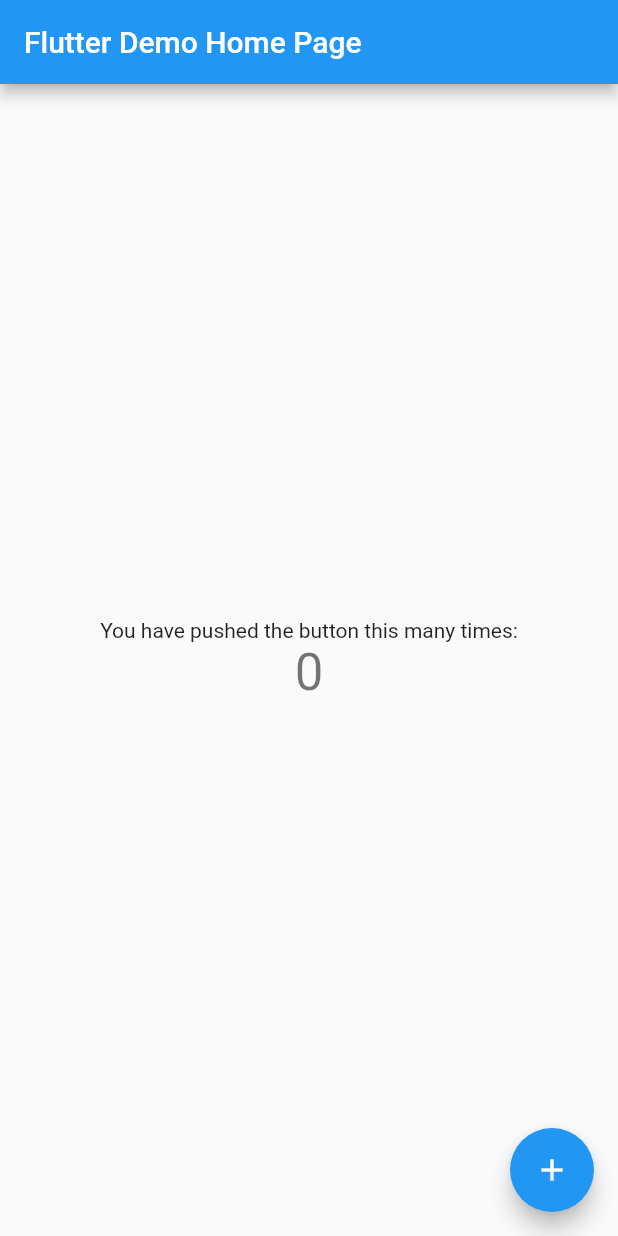
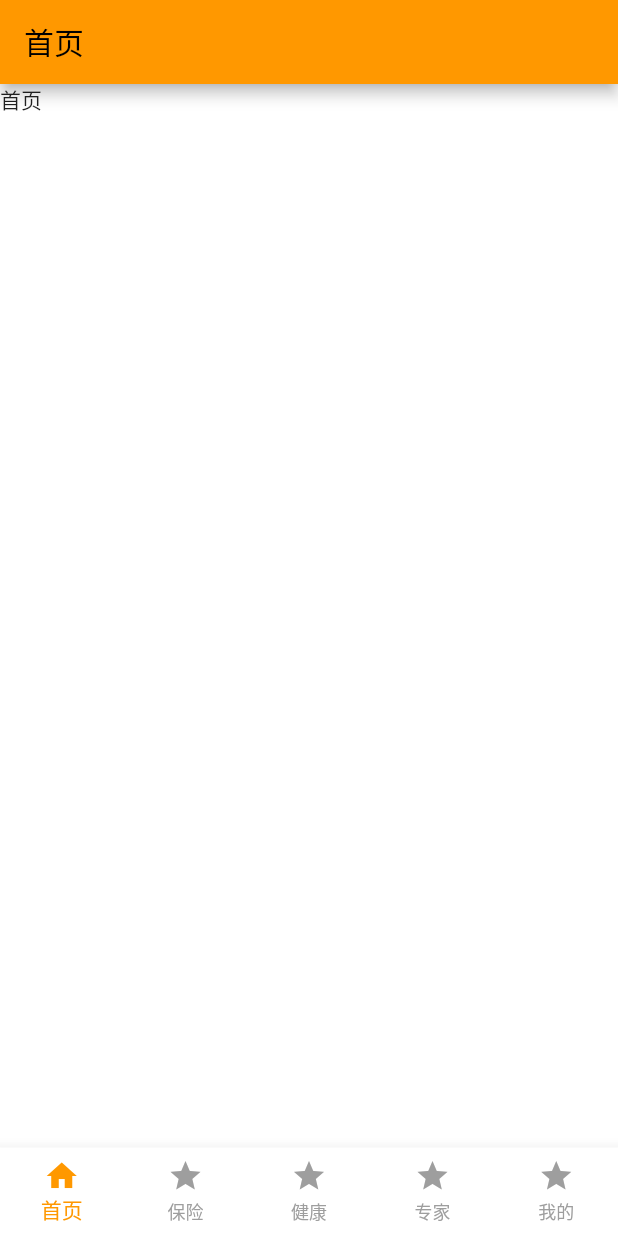
Before and after one commit to jiangyuClub/flutter_pajkb, a Flutter app: the screen it shows after launch, on a phone screen of 412 x 824 dp. Run offline on Flutter 3.47's test engine with Material 2 defaults, Android fonts, the phone set to English and light mode, and no system bars.

Commit message:
姜宇 创建tab

```diff
--- /dev/null
+++ b/lib/core/route/route.dart
@@ -0,0 +1,33 @@
+
+import 'package:flutter/material.dart';
+import 'package:flutter_pajkb/ui/page/expert/expert.dart';
+import 'package:flutter_pajkb/ui/page/health/health.dart';
+import 'package:flutter_pajkb/ui/page/home/home.dart';
+import 'package:flutter_pajkb/ui/page/mine/mine.dart';
+import 'package:flutter_pajkb/ui/page/product/product.dart';
+import 'package:flutter_pajkb/ui/page/root/root.dart';
+
+class JKBRoute {
+  //默认app显示的页面route
+  static final String initialRoute = JKBRootPage.routeName;
+
+  //所有支持路由页面
+  static final Map<String, WidgetBuilder> routes = {
+    JKBRootPage.routeName: (ctx) => JKBRootPage(),
+    JKBHomePage.routeName: (ctx) => JKBHomePage(),
+    JKBProductPage.routeName: (ctx) => JKBProductPage(),
+    JKBHealthPage.routeName: (ctx) => JKBHealthPage(),
+    JKBExpertPage.routeName: (ctx) => JKBExpertPage(),
+    JKBMinePage.routeName: (ctx) => JKBMinePage(),
+  };
+
+  // 自己扩展
+  static final RouteFactory generateRoute = (settings) {
+    return null;
+  };
+
+  //未匹配路由处理
+  static final RouteFactory unknownRoute = (settings) {
+    return null;
+  };
+}
--- a/lib/main.dart
+++ b/lib/main.dart
@@ -1,4 +1,7 @@
 import 'package:flutter/material.dart';
+import 'package:flutter_pajkb/core/route/route.dart';
+import 'package:flutter_pajkb/ui/shared/size_fit/size_fit.dart';
+import 'package:flutter_pajkb/ui/shared/theme/app_theme.dart';
 
 void main() {
   runApp(const MyApp());
@@ -7,109 +10,18 @@
 class MyApp extends StatelessWidget {
   const MyApp({Key? key}) : super(key: key);
 
-  // This widget is the root of your application.
   @override
   Widget build(BuildContext context) {
+    //适配器初始化
+    JKBSizeFit.initialize();
+
     return MaterialApp(
-      title: 'Flutter Demo',
-      theme: ThemeData(
-        // This is the theme of your application.
-        //
-        // Try running your application with "flutter run". You'll see the
-        // application has a blue toolbar. Then, without quitting the app, try
-        // changing the primarySwatch below to Colors.green and then invoke
-        // "hot reload" (press "r" in the console where you ran "flutter run",
-        // or simply save your changes to "hot reload" in a Flutter IDE).
-        // Notice that the counter didn't reset back to zero; the application
-        // is not restarted.
-        primarySwatch: Colors.blue,
-      ),
-      home: const MyHomePage(title: 'Flutter Demo Home Page'),
+      title: '平安健康保flutter',
+      theme: JKBAppTheme.norTheme,
+      initialRoute: JKBRoute.initialRoute,
+      routes: JKBRoute.routes,
+      onGenerateRoute: JKBRoute.generateRoute,
+      onUnknownRoute: JKBRoute.unknownRoute,
     );
   }
 }
-
-class MyHomePage extends StatefulWidget {
-  const MyHomePage({Key? key, required this.title}) : super(key: key);
-
-  // This widget is the home page of your application. It is stateful, meaning
-  // that it has a State object (defined below) that contains fields that affect
-  // how it looks.
-
-  // This class is the configuration for the state. It holds the values (in this
-  // case the title) provided by the parent (in this case the App widget) and
-  // used by the build method of the State. Fields in a Widget subclass are
-  // always marked "final".
-
-  final String title;
-
-  @override
-  State<MyHomePage> createState() => _MyHomePageState();
-}
-
-class _MyHomePageState extends State<MyHomePage> {
-  int _counter = 0;
-
-  void _incrementCounter() {
-    setState(() {
-      // This call to setState tells the Flutter framework that something has
-      // changed in this State, which causes it to rerun the build method below
-      // so that the display can reflect the updated values. If we changed
-      // _counter without calling setState(), then the build method would not be
-      // called again, and so nothing would appear to happen.
-      _counter++;
-    });
-  }
-
-  @override
-  Widget build(BuildContext context) {
-    // This method is rerun every time setState is called, for instance as done
-    // by the _incrementCounter method above.
-    //
-    // The Flutter framework has been optimized to make rerunning build methods
-    // fast, so that you can just rebuild anything that needs updating rather
-    // than having to individually change instances of widgets.
-    return Scaffold(
-      appBar: AppBar(
-        // Here we take the value from the MyHomePage object that was created by
-        // the App.build method, and use it to set our appbar title.
-        title: Text(widget.title),
-      ),
-      body: Center(
-        // Center is a layout widget. It takes a single child and positions it
-        // in the middle of the parent.
-        child: Column(
-          // Column is also a layout widget. It takes a list of children and
-          // arranges them vertically. By default, it sizes itself to fit its
-          // children horizontally, and tries to be as tall as its parent.
-          //
-          // Invoke "debug painting" (press "p" in the console, choose the
-          // "Toggle Debug Paint" action from the Flutter Inspector in Android
-          // Studio, or the "Toggle Debug Paint" command in Visual Studio Code)
-          // to see the wireframe for each widget.
-          //
-          // Column has various properties to control how it sizes itself and
-          // how it positions its children. Here we use mainAxisAlignment to
-          // center the children vertically; the main axis here is the vertical
-          // axis because Columns are vertical (the cross axis would be
-          // horizontal).
-          mainAxisAlignment: MainAxisAlignment.center,
-          children: <Widget>[
-            const Text(
-              'You have pushed the button this many times:',
-            ),
-            Text(
-              '$_counter',
-              style: Theme.of(context).textTheme.headline4,
-            ),
-          ],
-        ),
-      ),
-      floatingActionButton: FloatingActionButton(
-        onPressed: _incrementCounter,
-        tooltip: 'Increment',
-        child: const Icon(Icons.add),
-      ), // This trailing comma makes auto-formatting nicer for build methods.
-    );
-  }
-}
--- /dev/null
+++ b/lib/ui/page/expert/expert.dart
@@ -0,0 +1,15 @@
+import 'package:flutter/material.dart';
+
+class JKBExpertPage extends StatelessWidget {
+  static const String routeName = "/expert";
+
+  @override
+  Widget build(BuildContext context) {
+    return Scaffold(
+      appBar: AppBar(
+        title: Text("专家"),
+      ),
+      body: Text("专家"),
+    );
+  }
+}
--- /dev/null
+++ b/lib/ui/page/health/health.dart
@@ -0,0 +1,15 @@
+import 'package:flutter/material.dart';
+
+class JKBHealthPage extends StatelessWidget {
+  static const String routeName = "/health";
+
+  @override
+  Widget build(BuildContext context) {
+    return Scaffold(
+      appBar: AppBar(
+        title: Text("健康"),
+      ),
+      body: Text("健康"),
+    );
+  }
+}
--- /dev/null
+++ b/lib/ui/page/home/home.dart
@@ -0,0 +1,15 @@
+import 'package:flutter/material.dart';
+
+class JKBHomePage extends StatelessWidget {
+  static const String routeName = "/home";
+
+  @override
+  Widget build(BuildContext context) {
+    return Scaffold(
+      appBar: AppBar(
+        title: Text("首页"),
+      ),
+      body: Text("首页"),
+    );
+  }
+}
--- /dev/null
+++ b/lib/ui/page/mine/mine.dart
@@ -0,0 +1,15 @@
+import 'package:flutter/material.dart';
+
+class JKBMinePage extends StatelessWidget {
+  static const String routeName = "/home";
+
+  @override
+  Widget build(BuildContext context) {
+    return Scaffold(
+      appBar: AppBar(
+        title: Text("我的"),
+      ),
+      body: Text("我的"),
+    );
+  }
+}
--- /dev/null
+++ b/lib/ui/page/product/product.dart
@@ -0,0 +1,15 @@
+import 'package:flutter/material.dart';
+
+class JKBProductPage extends StatelessWidget {
+  static const String routeName = "/product";
+
+  @override
+  Widget build(BuildContext context) {
+    return Scaffold(
+      appBar: AppBar(
+        title: Text("保险产品"),
+      ),
+      body: Text("保险产品"),
+    );
+  }
+}
--- /dev/null
+++ b/lib/ui/page/root/initialize_items.dart
@@ -0,0 +1,37 @@
+import 'package:flutter/material.dart';
+import 'package:flutter_pajkb/ui/page/expert/expert.dart';
+import 'package:flutter_pajkb/ui/page/health/health.dart';
+import 'package:flutter_pajkb/ui/page/home/home.dart';
+import 'package:flutter_pajkb/ui/page/mine/mine.dart';
+import 'package:flutter_pajkb/ui/page/product/product.dart';
+
+final List<Widget> pages = [
+  JKBHomePage(),
+  JKBProductPage(),
+  JKBHealthPage(),
+  JKBExpertPage(),
+  JKBMinePage()
+];
+
+final List<BottomNavigationBarItem> items = [
+  BottomNavigationBarItem(
+      label: "首页",
+      icon: Icon(Icons.home)
+  ),
+  BottomNavigationBarItem(
+      label: "保险",
+      icon: Icon(Icons.star)
+  ),
+  BottomNavigationBarItem(
+      label: "健康",
+      icon: Icon(Icons.star)
+  ),
+  BottomNavigationBarItem(
+      label: "专家",
+      icon: Icon(Icons.star)
+  ),
+  BottomNavigationBarItem(
+      label: "我的",
+      icon: Icon(Icons.star)
+  )
+];
--- /dev/null
+++ b/lib/ui/page/root/root.dart
@@ -0,0 +1,38 @@
+import 'dart:ui';
+
+import 'package:flutter/material.dart';
+import 'package:flutter_pajkb/ui/page/root/initialize_items.dart';
+
+class JKBRootPage extends StatefulWidget {
+  static const String routeName = "/";
+
+  @override
+  State<JKBRootPage> createState() => _JKBRootPageState();
+}
+
+class _JKBRootPageState extends State<JKBRootPage> {
+  int _currentIndex = 0;
+
+  @override
+  Widget build(BuildContext context) {
+    return Scaffold(
+      body: IndexedStack(
+        index: _currentIndex,
+        children: pages,
+      ),
+      bottomNavigationBar: BottomNavigationBar(
+        unselectedItemColor: Colors.grey,//主要用于设置item及字体颜色
+        selectedItemColor: Colors.orange,//主要用于设置item及字体颜色
+        currentIndex: _currentIndex,
+        type: BottomNavigationBarType.fixed,
+        items: items,
+        onTap: (index) {
+          setState(() {
+            _currentIndex = index;
+          });
+        },
+      ),
+    );
+  }
+
+}
--- /dev/null
+++ b/lib/ui/shared/size_fit/double_extension.dart
@@ -0,0 +1,15 @@
+
+import 'package:flutter_pajkb/ui/shared/size_fit/size_fit.dart';
+
+/**
+ *  像素适配工具类
+ * */
+extension DoubleFit on double {
+  double get px {
+    return JKBSizeFit.setPx(this);
+  }
+
+  double get rpx {
+    return JKBSizeFit.setRpx(this);
+  }
+}
--- /dev/null
+++ b/lib/ui/shared/size_fit/int_extension.dart
@@ -0,0 +1,15 @@
+
+import 'package:flutter_pajkb/ui/shared/size_fit/size_fit.dart';
+
+/**
+ * 像素适配工具类
+ * */
+extension IntFit on int {
+  double get px {
+    return JKBSizeFit.setPx(this.toDouble());
+  }
+
+  double get rpx {
+    return JKBSizeFit.setRpx(this.toDouble());
+  }
+}
--- /dev/null
+++ b/lib/ui/shared/size_fit/size_fit.dart
@@ -0,0 +1,45 @@
+import 'dart:ui';
+
+/**
+ * 像素适配工具类
+ * */
+class JKBSizeFit {
+  // 1.基本信息
+  static late double physicalWidth;
+  static late double physicalHeight;
+  static late double screenWidth;
+  static late double screenHeight;
+  static late double dpr;
+  static late double statusHeight;
+
+  static late double rpx;
+  static late double px;
+
+  static void initialize({double standardSize = 750}) {
+    // 1.手机的物理分辨率
+    physicalWidth = window.physicalSize.width;
+    physicalHeight = window.physicalSize.height;
+
+    // 2.获取dpr
+    dpr = window.devicePixelRatio;
+
+    // 3.宽度和高度
+    screenWidth = physicalWidth / dpr;
+    screenHeight = physicalHeight / dpr;
+
+    // 4.状态栏高度
+    statusHeight = window.padding.top / dpr;
+
+    // 5.计算rpx的大小
+    rpx = screenWidth / standardSize;
+    px = screenWidth / standardSize * 2;
+  }
+
+  static double setRpx(double size) {
+    return rpx * size;
+  }
+
+  static double setPx(double size) {
+    return px * size;
+  }
+}
--- /dev/null
+++ b/lib/ui/shared/theme/app_theme.dart
@@ -0,0 +1,35 @@
+import 'package:flutter/material.dart';
+
+class JKBAppTheme {
+  // 1.共有属性
+  static const double bodyFontSize = 14;
+  static const double smallFontSize = 16;
+  static const double normalFontSize = 20;
+  static const double largeFontSize = 24;
+  static const double xlargeFontSize = 30;
+
+
+  // 2.普通模式
+  static final Color norTextColors = Colors.black;
+
+  static final ThemeData norTheme = ThemeData(
+    //主题色
+    primarySwatch: Colors.orange,
+    //背景色
+    canvasColor: Colors.white,
+    textTheme: TextTheme(
+      bodyText1: TextStyle(fontSize: bodyFontSize),
+    )
+  );
+
+
+  // 3.暗黑模式
+  static final Color darkTextColors = Colors.green;
+
+  static final ThemeData darkTheme = ThemeData(
+    primarySwatch: Colors.grey,
+    textTheme: TextTheme(
+        bodyText1: TextStyle(fontSize: normalFontSize, color: darkTextColors)
+    )
+  );
+}
```
Also changed, not shown: 1 other file.
